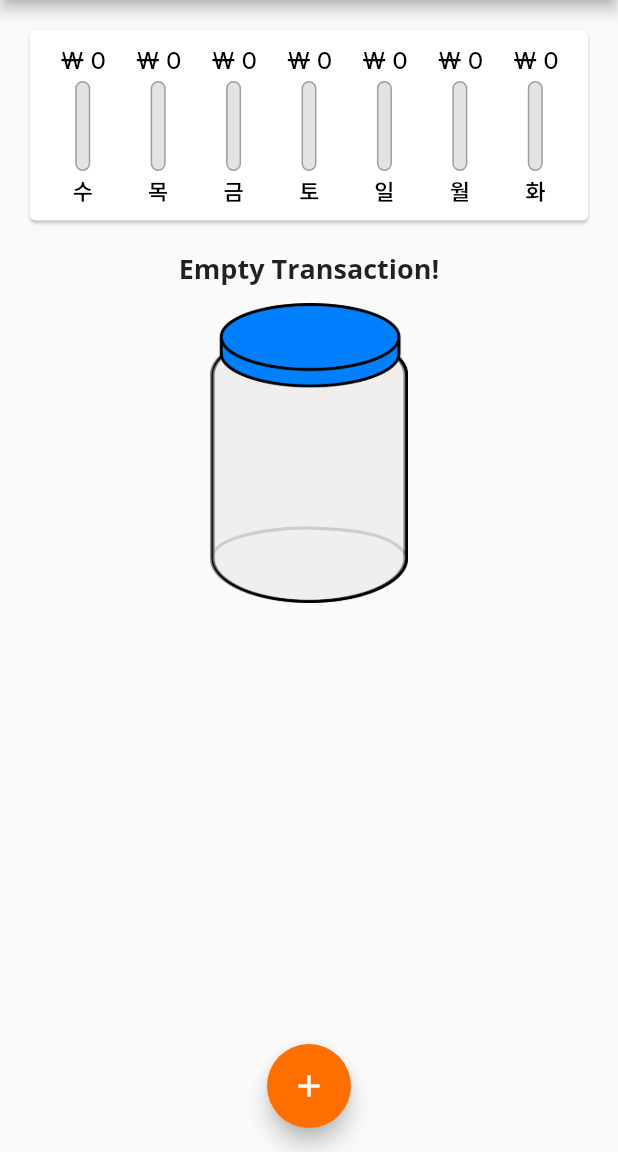
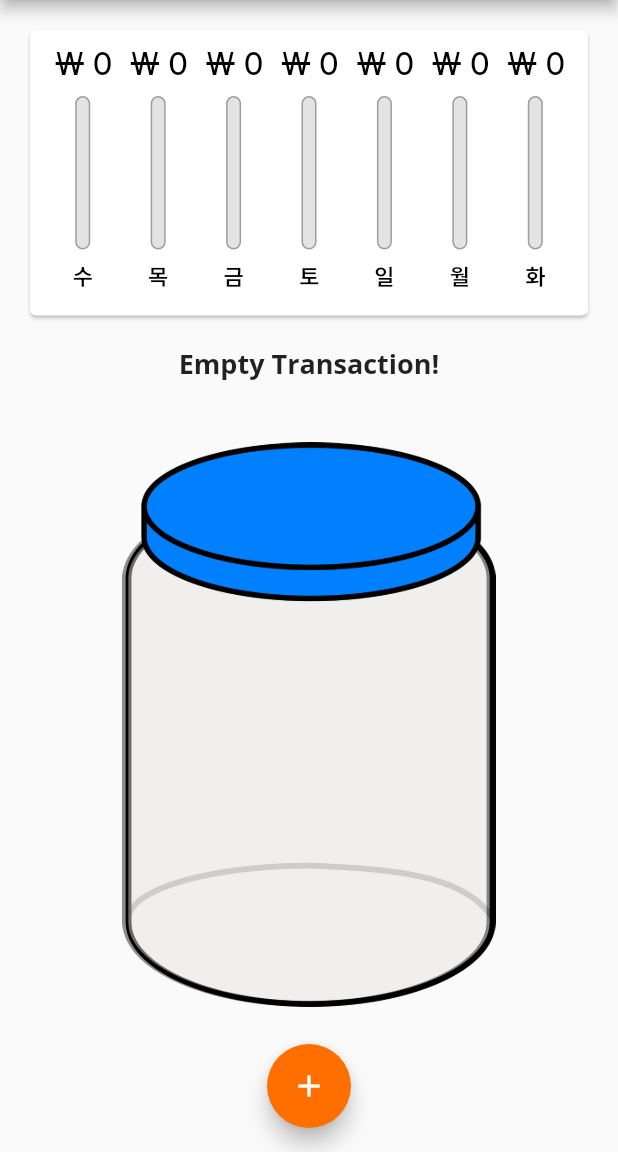
Before and after one commit to eiclipse/gitflutter, a Flutter app: the screen it shows after launch, on a phone screen of 412 x 824 dp, the part 84-1236 px from its top. Run offline on Flutter 3.47's test engine with Material 2 defaults, Android fonts, the phone set to English and light mode, and no system bars.

Commit message:
chart switch and landscape mode were added.

```diff
--- a/lib/main.dart
+++ b/lib/main.dart
@@ -75,7 +75,52 @@
 }
 
 class _MyAppPageState extends State<MyAppPage> {
-  final List<Transaction> _transactions = [];
+  final List<Transaction> _transactions = [
+    // 샘플 데이터
+    // Transaction(
+    //   id: '1',
+    //   title: 'Hotdog',
+    //   amount: 3000,
+    //   date: DateTime.now(),
+    // ),
+    // Transaction(
+    //   id: '2',
+    //   title: 'Nice Hat',
+    //   amount: 10000,
+    //   date: DateTime.now(),
+    // ),
+    // Transaction(
+    //   id: '3',
+    //   title: 'Nice Wfdd',
+    //   amount: 8000,
+    //   date: DateTime.now(),
+    // ),
+    // Transaction(
+    //   id: '4',
+    //   title: 'Nice SVC',
+    //   amount: 5000,
+    //   date: DateTime.now(),
+    // ),
+    // Transaction(
+    //   id: '5',
+    //   title: 'Nice TYG',
+    //   amount: 60000,
+    //   date: DateTime.now(),
+    // ),
+    // Transaction(
+    //   id: '5',
+    //   title: 'Nice TYG',
+    //   amount: 60000,
+    //   date: DateTime.now(),
+    // ),
+    // Transaction(
+    //   id: '5',
+    //   title: 'Nice TYG',
+    //   amount: 60000,
+    //   date: DateTime.now(),
+    // ),
+  ];
+  bool _showChart = false;
 
   // new trasaction add function
   void _addTransaction(String title, int amount, DateTime date) {
@@ -110,8 +155,7 @@
 
   @override
   Widget build(BuildContext context) {
-    return Scaffold(
-      appBar: AppBar(
+    final appBar = AppBar(
       title: const Text('Personal Expenses'),
       actions: [
         IconButton(
@@ -120,18 +164,74 @@
           onPressed: _showNewTransaction,
         ),
       ],
+    );
+
+    // 앱이 리빌드될때마다 기기가 landscape 상태인지 여부를 boolean 값으로 저장
+    final isLandscape =
+        MediaQuery.of(context).orientation == Orientation.landscape;
+    // portrait 모드로 돌아왔을때 차트스위치 꺼주기
+    if (!isLandscape) _showChart = false;
+
+    return Scaffold(
+      appBar: appBar,
+      body: SingleChildScrollView(
+        child: Column(
+          crossAxisAlignment: CrossAxisAlignment.stretch,
+          children: [
+            if (isLandscape) // landscape 모드에서만 스위치 보이기
+              Row(
+                mainAxisAlignment: MainAxisAlignment.center,
+                children: [
+                  const Text('Show Chart!'),
+                  Switch(
+                    value: _showChart,
+                    onChanged: (val) {
+                      setState(() {
+                        _showChart = val;
+                      });
+                    },
+                    activeColor: Theme.of(context).colorScheme.primary,
                   ),
-      body: Column(children: [
-        Chart(_transactions),
-        // chart area
-        Expanded(
+                ],
+              ),
+            if (!isLandscape) // landscape 모드 아닐때는 30% 높이로 차트 보이기
+              SizedBox(
+                /*MediaQuery.of(context).size .width/.height 기기의 크기 정보
+           height 에 고정값을 주면 landscape 모드에서 고정값만큼 높이를 차지하면서
+           위의 차트 부분이 위로 스크롤 됐을때 다시 스크롤을 내리는게 쉽지 않음
+           기기의 높이의 상대적 height 로 설정해두면 landscape 모드에서도
+           해당 퍼센트만 높이를 차지하기 때문에 chart를 스크롤하는게 어렵진 않음.
+           또한 데이터가 없을 때도 화면이 스크롤되지 않음.
+           appBar와 기본 top padding 을 뺀 100%를 기준으로 잡아야함
+         */
+                height: (MediaQuery.of(context).size.height -
+                        appBar.preferredSize.height -
+                        MediaQuery.of(context).padding.top) *
+                    0.3,
+                child: Chart(_transactions),
+              ),
+            _showChart
+                ? SizedBox( // landscape 모드이면서 차트보기 스위치 켜져있을땐 높이 70%로 차트보이기
+                    height: (MediaQuery.of(context).size.height -
+                            appBar.preferredSize.height -
+                            MediaQuery.of(context).padding.top) *
+                        0.7,
+                    child: Chart(_transactions),
+                  )
+                : SizedBox( // 차트보기 스위치 꺼져있거나 portrait 모드일때 지출내역 70% 높이
+                    height: (MediaQuery.of(context).size.height -
+                            appBar.preferredSize.height -
+                            MediaQuery.of(context).padding.top) *
+                        0.7,
                     child: TransactionList(
                       _transactions,
                       _deleteTransaction,
                     ),
                   ),
             // transaction area
-      ]),
+          ],
+        ),
+      ),
       floatingActionButton: FloatingActionButton(
         onPressed: _showNewTransaction,
         child: const Icon(
--- a/lib/widgets/chart_bar.dart
+++ b/lib/widgets/chart_bar.dart
@@ -14,10 +14,11 @@ class ChartBar extends StatelessWidget {
 
   @override
   Widget build(BuildContext context) {
+    return LayoutBuilder(builder: (ctx, constraint){
       return Column(
         children: [
           SizedBox(
-          height: 20,
+            height: constraint.maxHeight * 0.15,
             child: FittedBox(
               child: Text(
                 '₩ ${NumberFormat('###,###,###').format(amount)}',
@@ -25,11 +26,11 @@ class ChartBar extends StatelessWidget {
               ),
             ),
           ),
-        const SizedBox(
-          height: 4,
+          SizedBox(
+            height: constraint.maxHeight * 0.05,
           ),
           SizedBox(
-          height: 60,
+            height: constraint.maxHeight * 0.6,
             width: 10,
             child: Stack(
               //alignment: Alignment.center,
@@ -59,14 +60,18 @@ class ChartBar extends StatelessWidget {
               ],
             ),
           ),
-        const SizedBox(
-          height: 4,
+          SizedBox(
+            height: constraint.maxHeight * 0.05,
           ),
-        Text(
+          SizedBox(
+            height: constraint.maxHeight * 0.15,
+            child: Text(
               day,
               style: Theme.of(context).textTheme.labelMedium,
             ),
+          ),
         ],
       );
+    });
   }
 }
--- a/lib/widgets/transaction_list.dart
+++ b/lib/widgets/transaction_list.dart
@@ -10,59 +10,63 @@ class TransactionList extends StatelessWidget {
 
   @override
   Widget build(BuildContext context) {
-    return SizedBox(
-      height: 300,
-      child: transactions.isEmpty
-          ? Column(
+    return transactions.isEmpty
+        ? LayoutBuilder(builder: (ctx, constraint) {
+            return Column(
               children: [
-                Text(
+                SizedBox(
+                  height: constraint.maxHeight * 0.1,
+                  child: Text(
                     'Empty Transaction!',
                     style: Theme.of(context).textTheme.titleMedium,
                   ),
-                const SizedBox(
-                  height: 10,
                 ),
                 SizedBox(
-                  height: 200,
+                  height: constraint.maxHeight * 0.02,
+                ),
+                SizedBox(
+                  height: constraint.maxHeight * 0.7,
                   child: Image.asset(
                     'assets/images/empty_jar.png',
                     fit: BoxFit.cover,
                   ),
                 ),
+                // SizedBox(
+                //   height: constraint.maxHeight * 0.14,
+                // ),
               ],
-            )
-          : SingleChildScrollView(
-              child: Column(
-                children: transactions.map((tx) {
+            );
+          })
+        : ListView.builder(
+            itemBuilder: (tx, index) {
+              // 리스트빌더를 이용해 만들어낼 리스트 위젯
               return Card(
-                    elevation: 5,
+                margin: const EdgeInsets.symmetric(
+                  vertical: 8,
+                  horizontal: 10,
+                ),
+                elevation: 8,
                 child: ListTile(
-                      leading: Container(
-                        padding: const EdgeInsets.all(5),
-                        decoration: BoxDecoration(
-                          color: Theme.of(context).colorScheme.primary,
-                          borderRadius: BorderRadius.circular(500),
-                        ),
-                        child: CircleAvatar(
-                          backgroundColor: Colors.transparent,
-                          radius: 50,
+                  leading: CircleAvatar(
+                    backgroundColor: Theme.of(context).colorScheme.primary,
+                    radius: 30,
                     child: Padding(
-                            padding: const EdgeInsets.all(8.0),
+                      padding: const EdgeInsets.all(10.0),
                       child: FittedBox(
                         child: Text(
-                                '₩ ${NumberFormat('###,###,###').format(tx.amount)}',
+                          '₩ ${NumberFormat('###,###,###').format(transactions[index].amount)}',
                           style: Theme.of(context).textTheme.titleSmall,
                         ),
                       ),
                     ),
                   ),
-                      ),
                   title: Text(
-                        tx.title,
+                    transactions[index].title,
                     style: Theme.of(context).textTheme.titleMedium,
                   ),
                   subtitle: Text(
-                        DateFormat('yMEd', 'ko_KR').format(tx.date),
+                    DateFormat('yMEd', 'ko_KR')
+                        .format(transactions[index].date),
                     style: Theme.of(context).textTheme.labelSmall,
                   ),
                   trailing: IconButton(
@@ -71,13 +75,12 @@ class TransactionList extends StatelessWidget {
                     ),
                     color: Theme.of(context).errorColor,
                     tooltip: 'delete transaction',
-                        onPressed: () => _deleteTransaction(tx.id),
+                    onPressed: () => _deleteTransaction(transactions[index].id),
                   ),
                 ),
               );
-                }).toList(),
-              ),
-            ),
+            },
+            itemCount: transactions.length, // 몇 개의 리스트를 뽑아낼지
           );
   }
 }
```
Lines whose indentation alone changed are shown as unchanged.
